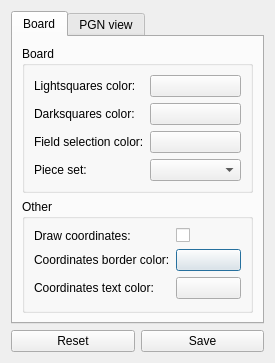
krwc/qtchess, file src/gui/forms/settings-dialog.ui: the form before one commit.
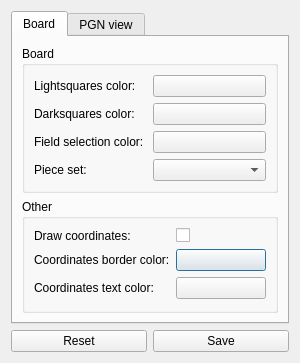
The form after the commit. The open tabs and pages were chosen to show the change. Custom widgets are drawn as their Qt base class.

Commit message: Set default page in settings dialog

The edit to the form file:
```diff
--- a/src/gui/forms/settings-dialog.ui
+++ b/src/gui/forms/settings-dialog.ui
@@ -6,7 +6,7 @@
    <rect>
     <x>0</x>
     <y>0</y>
-    <width>275</width>
+    <width>300</width>
     <height>363</height>
    </rect>
   </property>
```
Left out of the diff: 2 changed lines with no effect on the pictures.
